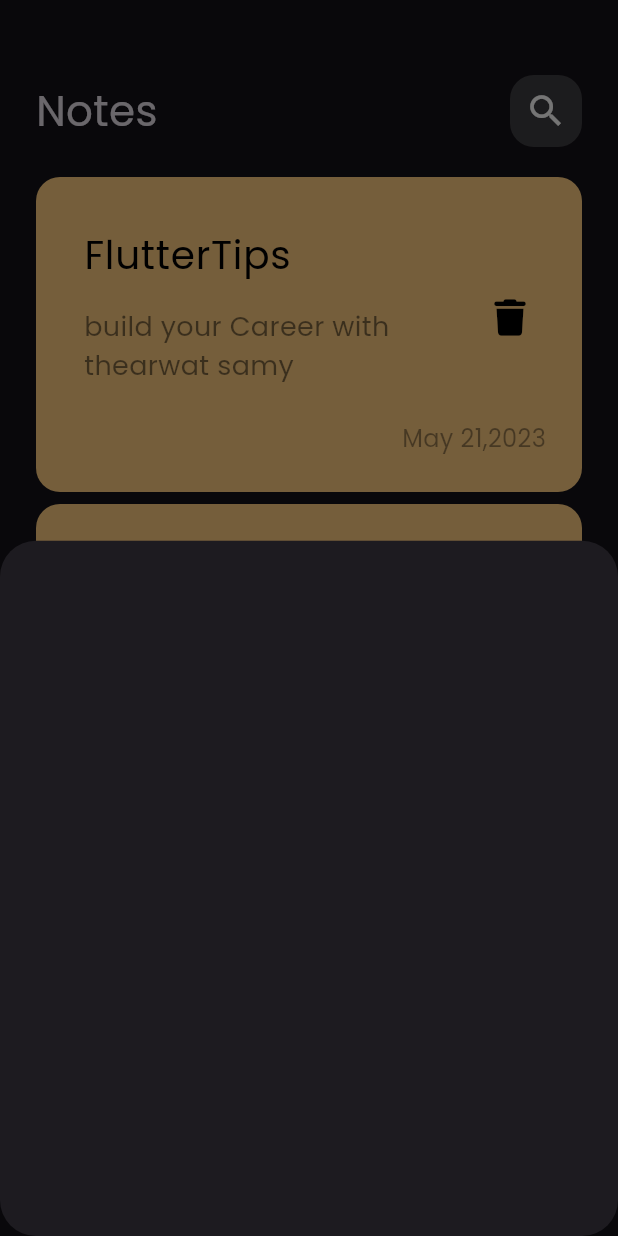
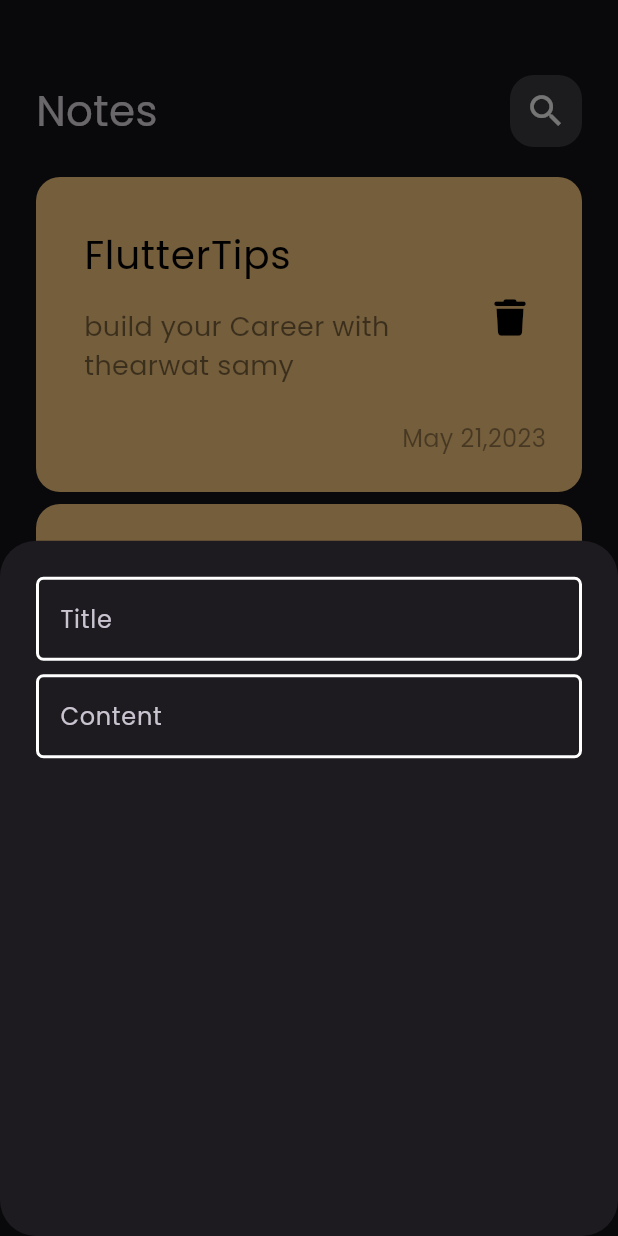
Before and after one commit to AbdelmenamAdel/Notes-App, a Flutter app: the screen it shows after launch, after a tap on the "add" icon, on a phone screen of 412 x 824 dp. Run offline on Flutter 3.47's test engine with Material 3 defaults, Android fonts, the phone set to English and light mode, and no system bars; our stand-ins replace font_awesome_flutter.

Commit message:
create custom text form field

```diff
--- /dev/null
+++ b/lib/Views/constants.dart
@@ -0,0 +1,4 @@
+import 'package:flutter/material.dart';
+
+const Color kPrimaryColor = Color(0xff62FCD7);
+const Color white = Colors.white;
--- a/lib/Views/notes_view.dart
+++ b/lib/Views/notes_view.dart
@@ -1,4 +1,5 @@
 import 'package:flutter/material.dart';
+import 'package:notes_app/Views/constants.dart';
 import 'package:notes_app/Views/widget/add_note_buttom_sheet.dart';
 import 'package:notes_app/Views/widget/custom_text_form_field.dart';
 import 'package:notes_app/Views/widget/notes_view_body.dart';
@@ -18,7 +19,10 @@ class NotesView extends StatelessWidget {
               context: context,
               builder: (context) => const AddNoteButtomSheet());
         },
-        child: const Icon(Icons.add),
+        child: const Icon(
+          Icons.add,
+          color: kPrimaryColor,
+        ),
       ),
     );
   }
--- a/lib/Views/widget/add_note_buttom_sheet.dart
+++ b/lib/Views/widget/add_note_buttom_sheet.dart
@@ -1,10 +1,23 @@
 import 'package:flutter/material.dart';
+import 'package:notes_app/Views/widget/custom_text_form_field.dart';
 
 class AddNoteButtomSheet extends StatelessWidget {
   const AddNoteButtomSheet({super.key});
 
   @override
   Widget build(BuildContext context) {
-    return Container();
+    return Padding(
+      padding: const EdgeInsets.all(24.0),
+      child: Column(
+        children: [
+          CustomTextFormField(
+            hintText: 'Title',
+          ),
+          CustomTextFormField(
+            hintText: 'Content',
+          ),
+        ],
+      ),
+    );
   }
 }
--- a/lib/Views/widget/custom_text_form_field.dart
+++ b/lib/Views/widget/custom_text_form_field.dart
@@ -1,4 +1,5 @@
 import 'package:flutter/material.dart';
+import 'package:notes_app/Views/constants.dart';
 
 // ignore: must_be_immutable
 class CustomTextFormField extends StatelessWidget {
@@ -62,7 +63,7 @@ class CustomTextFormField extends StatelessWidget {
             validator: validator,
             controller: controller,
             keyboardType: keyboardType,
-            cursorColor: Colors.white,
+            cursorColor: kPrimaryColor,
             decoration: InputDecoration(
                 prefixIcon: prefix == null
                     ? null
@@ -102,21 +103,11 @@ class CustomTextFormField extends StatelessWidget {
                         ],
                       ),
                 hintText: hintText,
+                // hintStyle: const TextStyle(color: kPrimaryColor),
                 labelText: labelText,
                 labelStyle: const TextStyle(color: Colors.white),
-              enabledBorder: OutlineInputBorder(
-                  borderSide: const BorderSide(color: Colors.white, width: 2),
-                  borderRadius: BorderRadius.all(Radius.circular(radius))),
-              border: OutlineInputBorder(
-                  borderSide: const BorderSide(color: Colors.white, width: 2),
-                  borderRadius: BorderRadius.all(Radius.circular(radius))),
-              focusedBorder: OutlineInputBorder(
-                  borderSide: const BorderSide(color: Colors.white, width: 2),
-                  borderRadius: BorderRadius.all(Radius.circular(radius))),
-              disabledBorder: OutlineInputBorder(
-                  borderSide: const BorderSide(color: Colors.white, width: 2),
-                  borderRadius: BorderRadius.all(Radius.circular(radius))),
-            ),
+                enabledBorder: buildBorder(),
+                focusedBorder: buildBorder(kPrimaryColor)),
             obscureText: obscureText,
             onChanged: onChange,
             onFieldSubmitted: onSubmit,
@@ -125,4 +116,13 @@ class CustomTextFormField extends StatelessWidget {
       ],
     );
   }
+
+  OutlineInputBorder buildBorder([color]) {
+    return OutlineInputBorder(
+      borderSide: BorderSide(color: color ?? white, width: 2),
+      borderRadius: BorderRadius.all(
+        Radius.circular(radius),
+      ),
+    );
   }
+}
```
Lines whose indentation alone changed are shown as unchanged.
